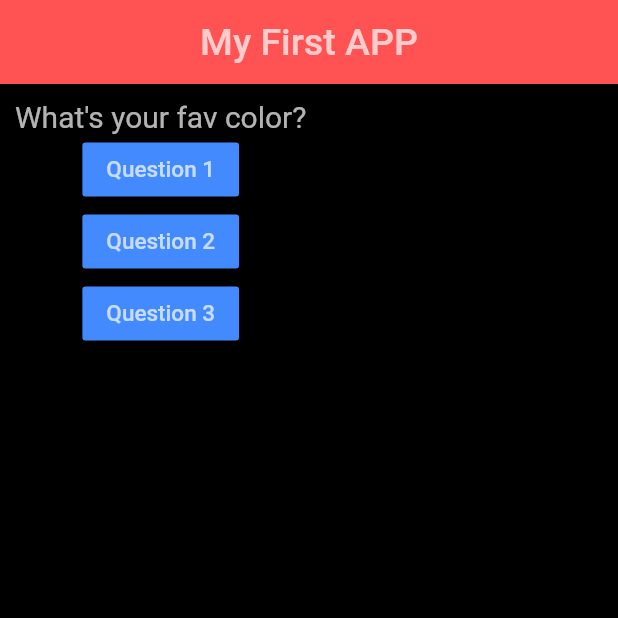
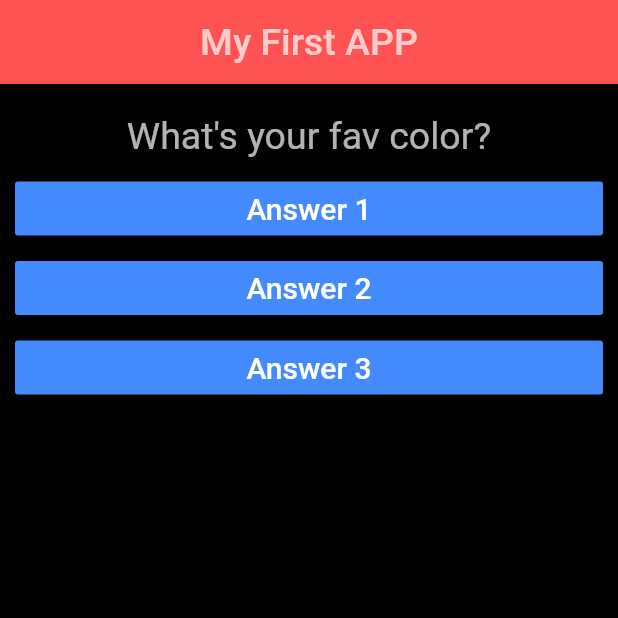
Before and after one commit to MaheshBharadwaj/AndroidApps, a Flutter app: the screen it shows after launch, on a phone screen of 412 x 824 dp, the top half of it. Run offline on Flutter 3.47's test engine with Material 2 defaults, Android fonts, the phone set to English and light mode, and no system bars.

Commit message:
Added AnswerButton class

```diff
--- /dev/null
+++ b/quiz_app/lib/AnswerButton.dart
@@ -0,0 +1,27 @@
+import 'package:flutter/material.dart';
+
+class AnswerButton extends StatelessWidget {
+  final String _bText;
+  final Function _fAction;
+  AnswerButton(this._bText, this._fAction);
+
+  @override
+  Widget build(BuildContext context) {
+    return Container(
+      width: double.infinity,
+      margin: EdgeInsets.only(bottom: 5.0),
+      child: RaisedButton(
+        child: Text(
+          _bText,
+          textAlign: TextAlign.center,
+          style: TextStyle(
+            color: Colors.white,
+            fontSize: 20.0,
+          ),
+        ),
+        onPressed: _fAction,
+        color: Colors.blueAccent,
+      ),
+    );
+  }
+}
--- a/quiz_app/lib/App.dart
+++ b/quiz_app/lib/App.dart
@@ -1,5 +1,7 @@
 import 'package:flutter/material.dart';
+
 import 'Question.dart';
+import 'AnswerButton.dart';
 
 class MyApp extends StatefulWidget {
   State<StatefulWidget> createState() {
@@ -11,7 +13,7 @@ class MyAppState extends State<MyApp> {
   var _questions = ['What\'s your fav color?', 'What\'s your fav animal?'];
   var _index = 0;
 
-  void buttonClicked() {
+  void _buttonClicked() {
     setState(() {
       _index = (_index + 1) % 2;
     });
@@ -36,41 +38,15 @@ class MyAppState extends State<MyApp> {
         ),
         backgroundColor: Colors.black,
         body: Container(
+          margin: EdgeInsets.all(10.0),
           child: Column(
             children: <Widget>[
-              Question(
-                _questions[_index],
-              ),
-              RaisedButton(
-                color: Colors.blueAccent,
-                child: Text(
-                  'Question 1',
-                  textAlign: TextAlign.center,
-                  style: TextStyle(color: Colors.white70, fontSize: 15.0),
-                ),
-                onPressed: buttonClicked,
-              ),
-              RaisedButton(
-                color: Colors.blueAccent,
-                child: Text(
-                  'Question 2',
-                  textAlign: TextAlign.center,
-                  style: TextStyle(color: Colors.white70, fontSize: 15.0),
-                ),
-                onPressed: buttonClicked,
-              ),
-              RaisedButton(
-                color: Colors.blueAccent,
-                child: Text(
-                  'Question 3',
-                  textAlign: TextAlign.center,
-                  style: TextStyle(color: Colors.white70, fontSize: 15.0),
-                ),
-                onPressed: buttonClicked,
-              ),
+              Question(_questions[_index]),
+              AnswerButton('Answer 1', _buttonClicked),
+              AnswerButton('Answer 2', _buttonClicked),
+              AnswerButton('Answer 3', _buttonClicked),
             ],
           ),
-          padding: EdgeInsets.all(10.0),
         ),
       ),
     );
--- a/quiz_app/lib/Question.dart
+++ b/quiz_app/lib/Question.dart
@@ -7,11 +7,16 @@ class Question extends StatelessWidget {
 
   @override
   Widget build(BuildContext context) {
-    return Text(
-      _qText,
-      style: TextStyle(
-        color: Colors.white70,
-        fontSize: 20.0,
+    return Container(
+      margin: EdgeInsets.all(10.0),
+      width: double.infinity,
+      child: Text(
+        _qText,
+        textAlign: TextAlign.center,
+        style: TextStyle(
+          color: Colors.white70,
+          fontSize: 25.0,
+        ),
       ),
     );
   }
```
